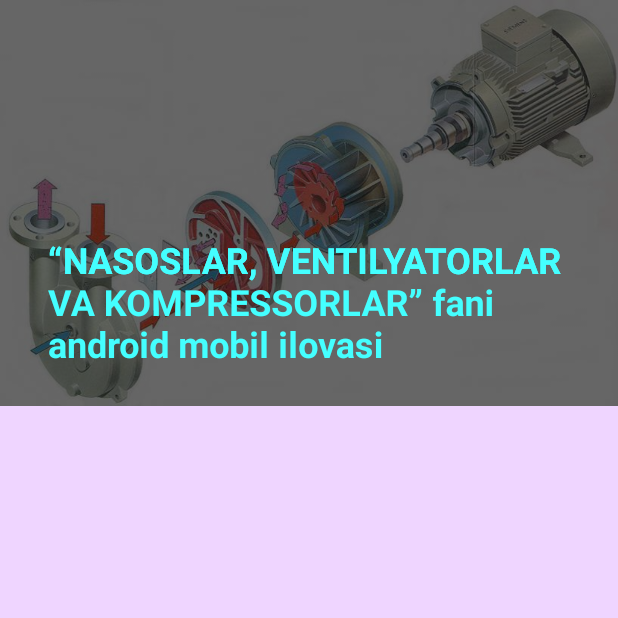
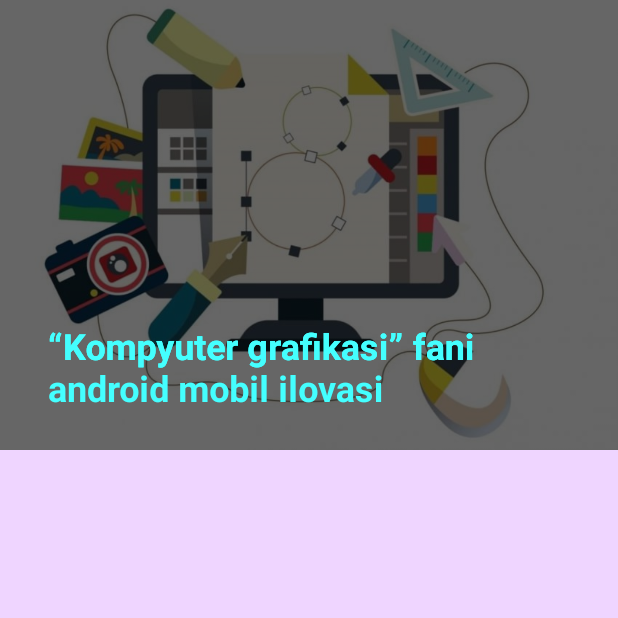
Before and after one commit to ShahzodAbdinazarov/DGU, an Android app: the screen it shows after launch (MainActivity), on a phone screen of 412 x 824 dp, the top half of it. Run offline under Robolectric (Android 15) with nearby library versions, the phone set to English and light mode, and no system bars.

Commit message:
-Some changing

```diff
--- a/app/build.gradle
+++ b/app/build.gradle
@@ -8,7 +8,7 @@ android {
 
     namespace 'dgu.app'
     defaultConfig {
-        applicationId "dgu.app.v056"
+        applicationId "dgu.app.v058"
         minSdk 23
         targetSdk 34
         versionCode 1
--- a/app/src/main/java/dgu/app/ui/MainActivity.kt
+++ b/app/src/main/java/dgu/app/ui/MainActivity.kt
@@ -20,9 +20,8 @@ class MainActivity : AppCompatActivity() {
         colToolBar.setExpandedTitleTextAppearance(R.style.ExpandedAppBar)
         colToolBar.setCollapsedTitleTextAppearance(R.style.CollapsedAppBar)
 
-        val list = ArrayList(this@MainActivity.getMainFiles())
-
-        if (list.isNotEmpty()) list.sortBy { if (it.fileName?.lowercase()?.contains("muallif") == true) Int.MAX_VALUE else 0 }
+        val list = this@MainActivity.getMainFiles().sortedByDescending { it.isFolder }
+        val sortedList = list.sortedWith(compareBy { if (it.fileName?.lowercase()?.contains("muallif") == true) 1 else 0 })
 
         findViewById<RecyclerView>(R.id.listDGU).apply {
             layoutManager = StaggeredGridLayoutManager(2, StaggeredGridLayoutManager.VERTICAL)
@@ -38,7 +37,7 @@ class MainActivity : AppCompatActivity() {
                         .putExtra("title", it.fileName)
                         .putExtra("key", it.path)
                 )
-            }.apply { items = list }
+            }.apply { items = ArrayList(sortedList) }
         }
     }
 
--- a/app/src/main/java/dgu/app/ui/PdfListActivity.kt
+++ b/app/src/main/java/dgu/app/ui/PdfListActivity.kt
@@ -34,6 +34,7 @@ class PdfListActivity : AppCompatActivity() {
         listBookmarks.setBackgroundColor(Color.parseColor("#FFEFD5"))
 
         val path = if (key.startsWith("/")) key.substringAfter("/") else key
+        val list = this@PdfListActivity.getMainFiles(path).sortedByDescending { it.isFolder }
 
         listBookmarks.layoutManager = StaggeredGridLayoutManager(1, StaggeredGridLayoutManager.VERTICAL)
         listBookmarks.adapter = PdfAdapter {
@@ -48,7 +49,7 @@ class PdfListActivity : AppCompatActivity() {
                     .putExtra("title", it.fileName)
                     .putExtra("key", it.path)
             )
-        }.apply { items = this@PdfListActivity.getMainFiles(path) }
+        }.apply { items = ArrayList(list) }
 
     }
 
--- a/app/src/main/java/dgu/app/utils/Extension.kt
+++ b/app/src/main/java/dgu/app/utils/Extension.kt
@@ -89,7 +89,7 @@ data class MyFile(
     val image: Int? = R.drawable.about
 )
 
-fun Activity.getMainFiles(parent: String? = "DGU") = ArrayList(this.getFiles().filter { it.path?.substringBeforeLast("/") == parent })
+fun Activity.getMainFiles(parent: String? = "DGU") = this.getFiles().filter { it.path?.substringBeforeLast("/") == parent }
 
 val imageList = arrayListOf(
     R.drawable.doc,
--- a/app/src/main/res/values/strings.xml
+++ b/app/src/main/res/values/strings.xml
@@ -1,4 +1,4 @@
 <resources>
     <string name="app_name">DGU</string>
-    <string name="title">“NASOSLAR, VENTILYATORLAR VA KOMPRESSORLAR” fani android mobil ilovasi</string>
+    <string name="title">“Kompyuter grafikasi” fani android mobil ilovasi</string>
 </resources>
```
Also changed, not shown: app/src/main/res/drawable/banner.jpg.
